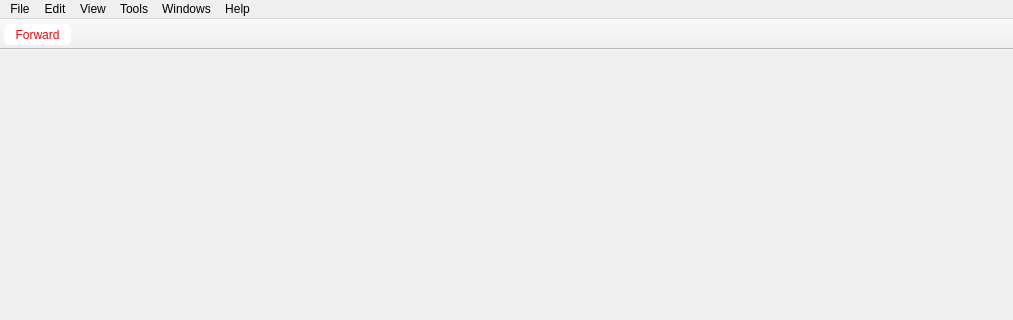
Above: src/MainWindow.ui from rizinorg/cutter before the change; both pictures show x 0 to 1013 and y 0 to 320 of the 1013 by 606 pixel window. Below: the same form after it.
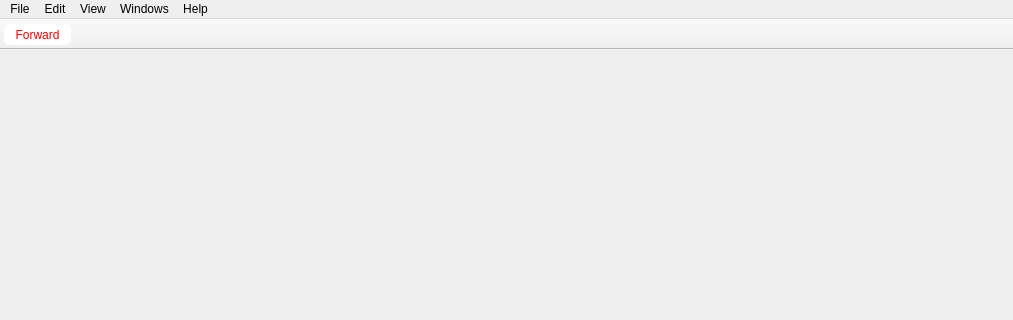
That is the form after the change. Icons and pictures are not drawn.

Commit message: Remove obsolete actions, Move SDB Browser action to Windows menu

The edit to the form file:
```diff
--- a/src/MainWindow.ui
+++ b/src/MainWindow.ui
@@ -201,14 +201,6 @@
     <addaction name="separator"/>
     <addaction name="actionQuit"/>
    </widget>
-   <widget class="QMenu" name="menuTools">
-    <property name="title">
-     <string>Tools</string>
-    </property>
-    <addaction name="actionCalculator"/>
-    <addaction name="actionAssembler"/>
-    <addaction name="actionSDB_browser"/>
-   </widget>
    <widget class="QMenu" name="menuView">
     <property name="title">
      <string>View</string>
@@ -283,7 +275,6 @@
    <addaction name="menuFile"/>
    <addaction name="menuEdit"/>
    <addaction name="menuView"/>
-   <addaction name="menuTools"/>
    <addaction name="menuWindows"/>
    <addaction name="menuHelp"/>
   </widget>
```
Left out of the diff: 15 changed lines with no effect on the pictures. The commit also changes 2 other files.
